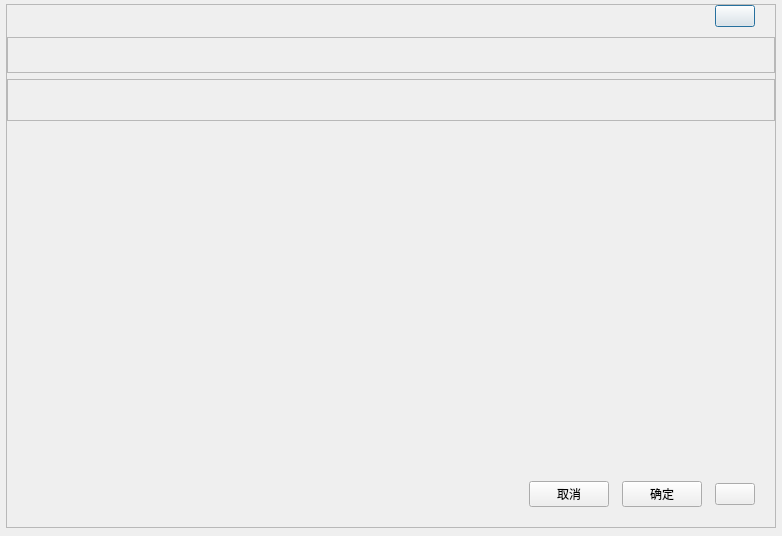
Before: the Qt Designer form common_project/tool_kits/base_control/ui/msgbox.ui in luchengbiao/base, drawn with Qt 5.
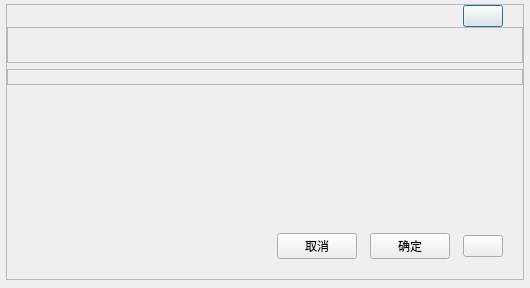
After: the same form once the commit is applied.

Patch:
```diff
--- a/common_project/tool_kits/base_control/ui/msgbox.ui
+++ b/common_project/tool_kits/base_control/ui/msgbox.ui
@@ -6,8 +6,8 @@
    <rect>
     <x>0</x>
     <y>0</y>
-    <width>782</width>
-    <height>536</height>
+    <width>530</width>
+    <height>288</height>
    </rect>
   </property>
   <property name="windowTitle">
@@ -107,7 +107,7 @@
          <number>6</number>
         </property>
         <property name="topMargin">
-         <number>10</number>
+         <number>0</number>
         </property>
         <item>
          <widget class="QFrame" name="frame_3">
@@ -210,34 +210,24 @@
               <number>23</number>
              </property>
              <property name="topMargin">
-              <number>10</number>
+              <number>0</number>
              </property>
              <property name="rightMargin">
               <number>23</number>
              </property>
              <property name="bottomMargin">
-              <number>10</number>
+              <number>0</number>
              </property>
              <item>
               <widget class="QLabel" name="lb_top_title1">
                <property name="text">
                 <string/>
                </property>
+               <property name="wordWrap">
+                <bool>false</bool>
+               </property>
               </widget>
              </item>
-             <item>
-              <spacer name="horizontalSpacer_3">
-               <property name="orientation">
-                <enum>Qt::Horizontal</enum>
-               </property>
-               <property name="sizeHint" stdset="0">
-                <size>
-                 <width>40</width>
-                 <height>20</height>
-                </size>
-               </property>
-              </spacer>
-             </item>
             </layout>
            </item>
           </layout>
```
